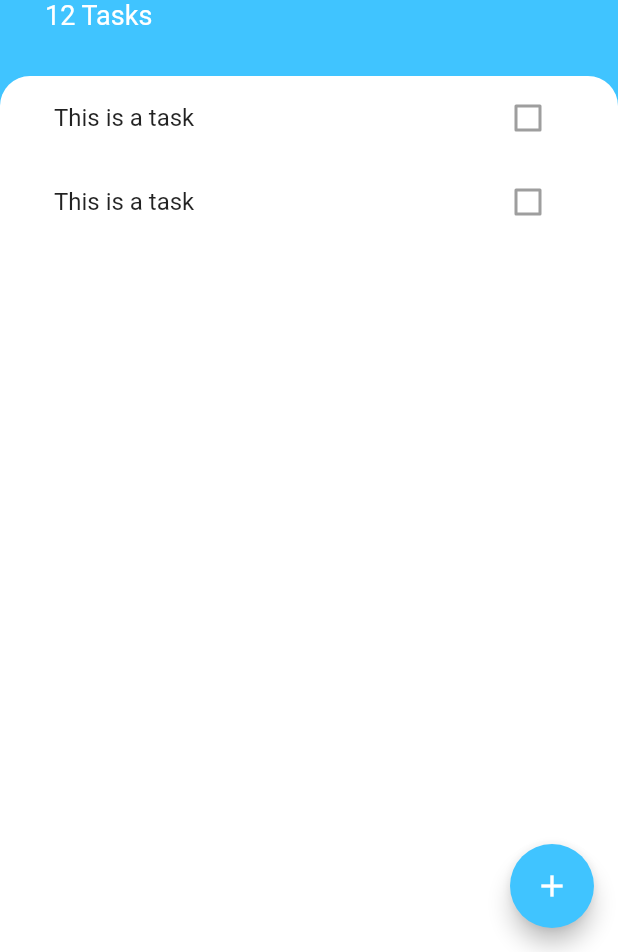
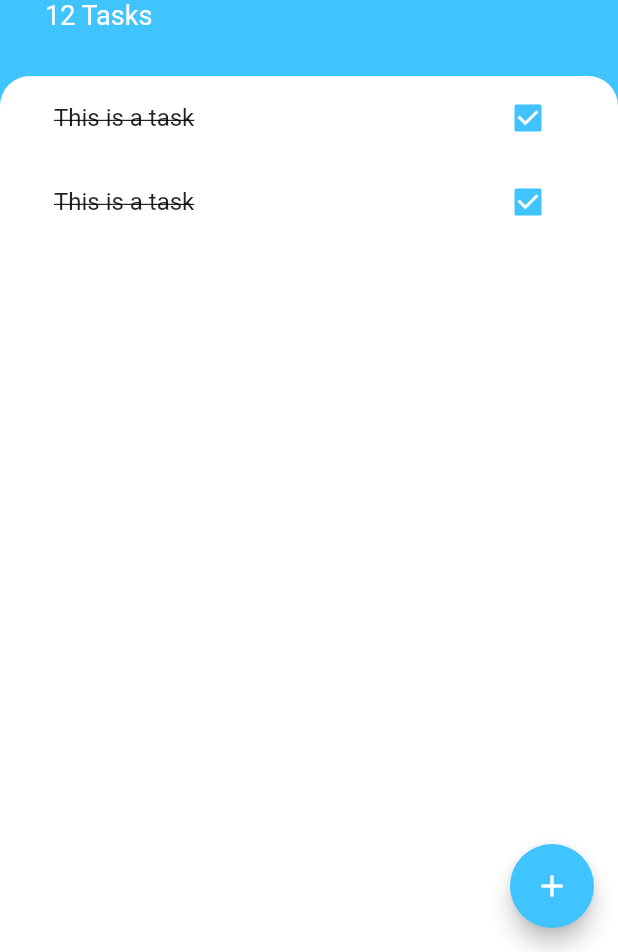
Before and after one commit to sameer882000/To_Do_Flutter, a Flutter app: the screen it shows after launch, on a phone screen of 412 x 824 dp, the part 284-1236 px from its top. Run offline on Flutter 3.47's test engine with Material 2 defaults, Android fonts, the phone set to English and light mode, and no system bars.

Commit message:
boxes can be checked now.

```diff
--- a/lib/widgets/task_tile.dart
+++ b/lib/widgets/task_tile.dart
@@ -1,14 +1,44 @@
 import 'package:flutter/material.dart';
 
-class TaskTile extends StatelessWidget {
+class TaskTile extends StatefulWidget {
+  @override
+  _TaskTileState createState() => _TaskTileState();
+}
+
+class _TaskTileState extends State<TaskTile> {
+  bool isChecked = true;
 
   @override
   Widget build(BuildContext context) {
     return ListTile(
-      title: Text('This is a task'),
-      trailing: Checkbox(
-        value: false,
+      title: Text(
+        'This is a task',
+        style: TextStyle(
+            decoration: isChecked ? TextDecoration.lineThrough : null),
       ),
+      trailing: TaskCheckbox(
+          checkboxState: isChecked,
+          toggleCheckboxState: (bool checkboxState) {
+            setState(() {
+              isChecked = checkboxState;
+            });
+          }),
     );
   }
 }
+
+class TaskCheckbox extends StatelessWidget {
+  final bool checkboxState;
+  final Function toggleCheckboxState;
+
+  TaskCheckbox({this.checkboxState, this.toggleCheckboxState});
+
+  @override
+  Widget build(BuildContext context) {
+    return Checkbox(
+      activeColor: Colors.lightBlueAccent,
+      value: checkboxState,
+      onChanged: toggleCheckboxState,
+    );
+  }
+}
```
